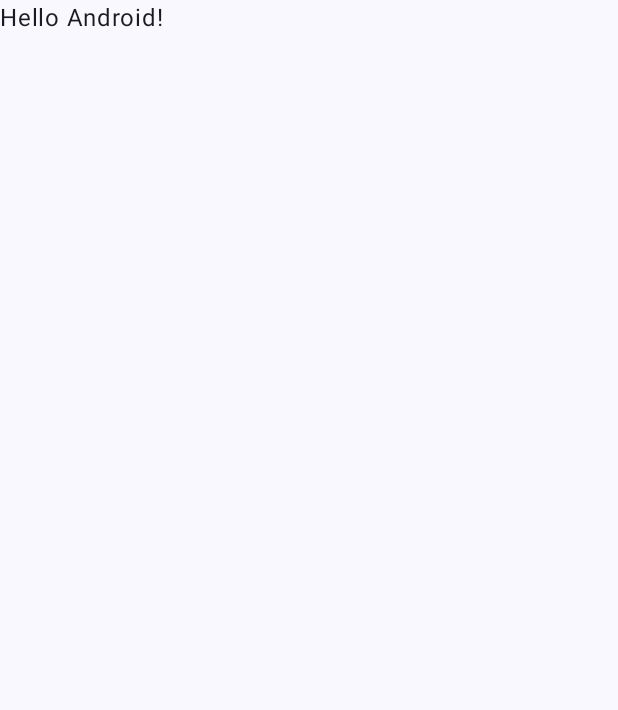
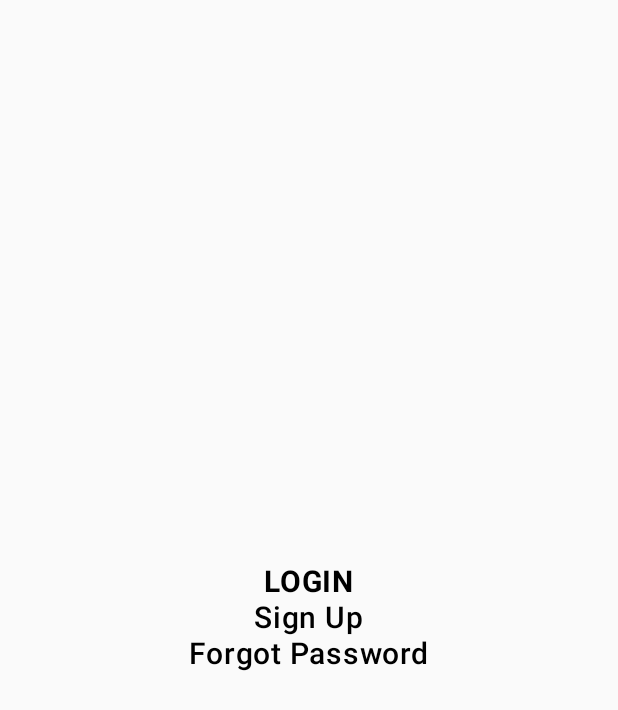
Before and after one commit to Neptyune/nfc-business-card, an Android app built with Jetpack Compose: the screen it shows after launch (MainActivity), on a phone screen of 412 x 824 dp. Before the commit the part shown is almost empty. Shown: the top 710 px of the screen. Run offline under Robolectric (Android 15) with nearby library versions, the phone set to English and light mode, and no system bars.

Commit message:
nav bar works

```diff
--- a/app/src/main/java/com/example/personalconnect/MainActivity.kt
+++ b/app/src/main/java/com/example/personalconnect/MainActivity.kt
@@ -1,15 +1,10 @@
 package com.example.personalconnect
 
+import RootNavigationGraph
 import android.os.Bundle
 import androidx.activity.ComponentActivity
 import androidx.activity.compose.setContent
-import androidx.compose.foundation.layout.fillMaxSize
-import androidx.compose.material3.MaterialTheme
-import androidx.compose.material3.Surface
-import androidx.compose.material3.Text
-import androidx.compose.runtime.Composable
-import androidx.compose.ui.Modifier
-import androidx.compose.ui.tooling.preview.Preview
+import androidx.navigation.compose.rememberNavController
 import com.example.personalconnect.ui.theme.PersonalConnectTheme
 
 class MainActivity : ComponentActivity() {
@@ -18,26 +13,9 @@ class MainActivity : ComponentActivity() {
         setContent {
             PersonalConnectTheme {
                 // A surface container using the 'background' color from the theme
-                Surface(modifier = Modifier.fillMaxSize(), color = MaterialTheme.colorScheme.background) {
-                    Greeting("Android")
-                }
+                RootNavigationGraph(navController = rememberNavController())
+
             }
         }
     }
 }
-
-@Composable
-fun Greeting(name: String, modifier: Modifier = Modifier) {
-    Text(
-            text = "Hello $name!",
-            modifier = modifier
-    )
-}
-
-@Preview(showBackground = true)
-@Composable
-fun GreetingPreview() {
-    PersonalConnectTheme {
-        Greeting("Android")
-    }
-}
--- /dev/null
+++ b/app/src/main/java/com/example/personalconnect/graphs/AuthNavGraph.kt
@@ -0,0 +1,27 @@
+
+import androidx.navigation.NavGraphBuilder
+import androidx.navigation.NavHostController
+import androidx.navigation.compose.composable
+import androidx.navigation.navigation
+fun NavGraphBuilder.authNavGraph(navController: NavHostController) {
+    navigation(//build nested navigation
+        route = Graph.AUTHENTICATION,
+        startDestination = AuthRoute.Login.route
+    ) {
+        composable(route = AuthRoute.Login.route) {
+            AuthenticationScreen(navController)
+        }
+        composable(route = AuthRoute.SignUp.route) {
+            SignUpScreen()
+        }
+        composable(route = AuthRoute.Forgot.route) {
+            ForgotPasswordScreen()
+        }
+    }
+}
+
+sealed class AuthRoute(val route: String) {
+    object Login : AuthRoute(route = "LOGIN")
+    object SignUp : AuthRoute(route = "SIGN_UP")
+    object Forgot : AuthRoute(route = "FORGOT")
+}
--- /dev/null
+++ b/app/src/main/java/com/example/personalconnect/graphs/RootNavGraph.kt
@@ -0,0 +1,25 @@
+
+import androidx.compose.runtime.Composable
+import androidx.navigation.NavHostController
+import androidx.navigation.compose.NavHost
+
+@Composable
+fun RootNavigationGraph(navController: NavHostController) {
+    NavHost(
+        navController = navController,
+        route = Graph.ROOT,
+        startDestination = Graph.AUTHENTICATION
+    ) {
+        authNavGraph(navController = navController)//set up navigation for login, signup
+        mainAppNavGraph()//called each time
+    }
+
+
+}
+
+
+object Graph {
+    const val ROOT = "root_graph"
+    const val AUTHENTICATION = "auth_graph"
+    const val MAIN_APP = "main_app_graph"
+}
--- /dev/null
+++ b/app/src/main/java/com/example/personalconnect/screens/AuthenticationScreen.kt
@@ -0,0 +1,49 @@
+
+import androidx.compose.foundation.clickable
+import androidx.compose.foundation.layout.Arrangement
+import androidx.compose.foundation.layout.Column
+import androidx.compose.foundation.layout.fillMaxSize
+import androidx.compose.material3.Text
+import androidx.compose.runtime.Composable
+import androidx.compose.ui.Alignment
+import androidx.compose.ui.Modifier
+import androidx.compose.ui.text.font.FontWeight
+import androidx.compose.ui.unit.sp
+import androidx.navigation.NavHostController
+
+
+@Composable
+fun AuthenticationScreen(navController: NavHostController) {
+    Column(
+        modifier = Modifier.fillMaxSize(),
+        verticalArrangement = Arrangement.Center,
+        horizontalAlignment = Alignment.CenterHorizontally
+    ) {
+        Text(
+            modifier = Modifier.clickable {
+                navController.popBackStack()
+                navController.navigate(Graph.MAIN_APP)
+            },
+            text = "LOGIN",
+            fontSize = 20.sp,
+            fontWeight = FontWeight.Bold
+        )
+
+        Text(
+            modifier = Modifier.clickable {
+                navController.navigate(AuthRoute.SignUp.route)
+            },
+            text = "Sign Up",
+            fontSize = 20.sp,
+            fontWeight = FontWeight.Medium
+        )
+        Text(
+            modifier = Modifier.clickable {
+                navController.navigate(AuthRoute.Forgot.route)
+            },
+            text = "Forgot Password",
+            fontSize = 20.sp,
+            fontWeight = FontWeight.Medium
+        )
+    }
+}
--- a/build.gradle.kts
+++ b/build.gradle.kts
@@ -1,5 +1,5 @@
 // Top-level build file where you can add configuration options common to all sub-projects/modules.
 plugins {
-    id("com.android.application") version "8.1.0" apply false
+    id("com.android.application") version "8.0.2" apply false
     id("org.jetbrains.kotlin.android") version "1.8.10" apply false
 }
```
Also changed, not shown: app/build.gradle.kts (+9 -2 lines), app/src/main/java/com/example/personalconnect/FancyText.kt (added, +26 -0 lines), app/src/main/java/com/example/personalconnect/graphs/MainAppNavGraph.kt (added, +151 -0 lines), app/src/main/java/com/example/personalconnect/screens/ForgotPasswordScreen.kt (added, +7 -0 lines), app/src/main/java/com/example/personalconnect/screens/SignUpScreen.kt (added, +8 -0 lines), app/src/main/java/com/example/personalconnect/screens/main_app/HomeScreen.kt (added, +7 -0 lines), app/src/main/java/com/example/personalconnect/screens/main_app/IdentitiesScreen.kt (added, +7 -0 lines), app/src/main/java/com/example/personalconnect/screens/main_app/WalletScreen.kt (added, +7 -0 lines).
